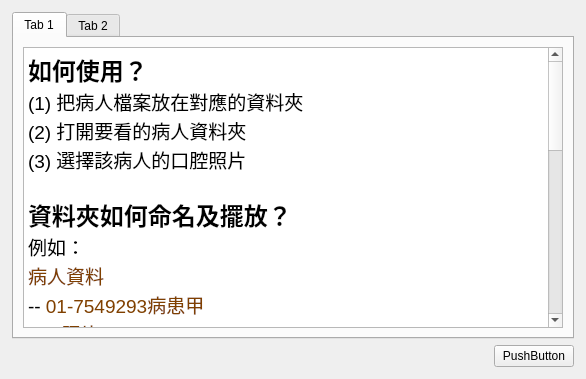
The window that faqwindow.ui (j71200/DentistHelper) describes before a commit, drawn with Qt 5.
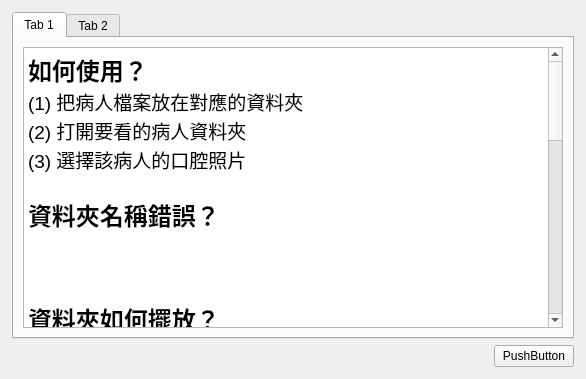
The same window after the commit. The open tabs and pages were chosen to show the change.

The edit to the form file:
```diff
--- a/faqwindow.ui
+++ b/faqwindow.ui
@@ -48,7 +48,11 @@
 &lt;p style=&quot; margin-top:0px; margin-bottom:0px; margin-left:0px; margin-right:0px; -qt-block-indent:0; text-indent:0px;&quot;&gt;&lt;span style=&quot; font-size:14pt;&quot;&gt;(2) 打開要看的病人資料夾&lt;/span&gt;&lt;/p&gt;
 &lt;p style=&quot; margin-top:0px; margin-bottom:0px; margin-left:0px; margin-right:0px; -qt-block-indent:0; text-indent:0px;&quot;&gt;&lt;span style=&quot; font-size:14pt;&quot;&gt;(3) 選擇該病人的口腔照片&lt;/span&gt;&lt;/p&gt;
 &lt;p style=&quot;-qt-paragraph-type:empty; margin-top:0px; margin-bottom:0px; margin-left:0px; margin-right:0px; -qt-block-indent:0; text-indent:0px; font-size:14pt;&quot;&gt;&lt;br /&gt;&lt;/p&gt;
-&lt;p style=&quot; margin-top:0px; margin-bottom:0px; margin-left:0px; margin-right:0px; -qt-block-indent:0; text-indent:0px;&quot;&gt;&lt;span style=&quot; font-size:18pt; font-weight:600;&quot;&gt;資料夾如何命名及擺放？&lt;/span&gt;&lt;/p&gt;
+&lt;p style=&quot; margin-top:0px; margin-bottom:0px; margin-left:0px; margin-right:0px; -qt-block-indent:0; text-indent:0px;&quot;&gt;&lt;span style=&quot; font-size:18pt; font-weight:600;&quot;&gt;資料夾名稱錯誤？&lt;/span&gt;&lt;/p&gt;
+&lt;p style=&quot;-qt-paragraph-type:empty; margin-top:0px; margin-bottom:0px; margin-left:0px; margin-right:0px; -qt-block-indent:0; text-indent:0px; font-size:14pt;&quot;&gt;&lt;br /&gt;&lt;/p&gt;
+&lt;p style=&quot;-qt-paragraph-type:empty; margin-top:0px; margin-bottom:0px; margin-left:0px; margin-right:0px; -qt-block-indent:0; text-indent:0px; font-size:14pt;&quot;&gt;&lt;br /&gt;&lt;/p&gt;
+&lt;p style=&quot;-qt-paragraph-type:empty; margin-top:0px; margin-bottom:0px; margin-left:0px; margin-right:0px; -qt-block-indent:0; text-indent:0px; font-size:14pt;&quot;&gt;&lt;br /&gt;&lt;/p&gt;
+&lt;p style=&quot; margin-top:0px; margin-bottom:0px; margin-left:0px; margin-right:0px; -qt-block-indent:0; text-indent:0px;&quot;&gt;&lt;span style=&quot; font-size:18pt; font-weight:600;&quot;&gt;資料夾如何擺放？&lt;/span&gt;&lt;/p&gt;
 &lt;p style=&quot; margin-top:0px; margin-bottom:0px; margin-left:0px; margin-right:0px; -qt-block-indent:0; text-indent:0px;&quot;&gt;&lt;span style=&quot; font-size:14pt;&quot;&gt;例如：&lt;/span&gt;&lt;/p&gt;
 &lt;p style=&quot; margin-top:0px; margin-bottom:0px; margin-left:0px; margin-right:0px; -qt-block-indent:0; text-indent:0px;&quot;&gt;&lt;span style=&quot; font-size:14pt; color:#804000;&quot;&gt;病人資料&lt;/span&gt;&lt;/p&gt;
 &lt;p style=&quot; margin-top:0px; margin-bottom:0px; margin-left:0px; margin-right:0px; -qt-block-indent:0; text-indent:0px;&quot;&gt;&lt;span style=&quot; font-size:14pt;&quot;&gt;-- &lt;/span&gt;&lt;span style=&quot; font-size:14pt; color:#804000;&quot;&gt;01-7549293病患甲&lt;/span&gt;&lt;/p&gt;
```
Left out of the diff: 2 changed lines with no effect on the pictures.
